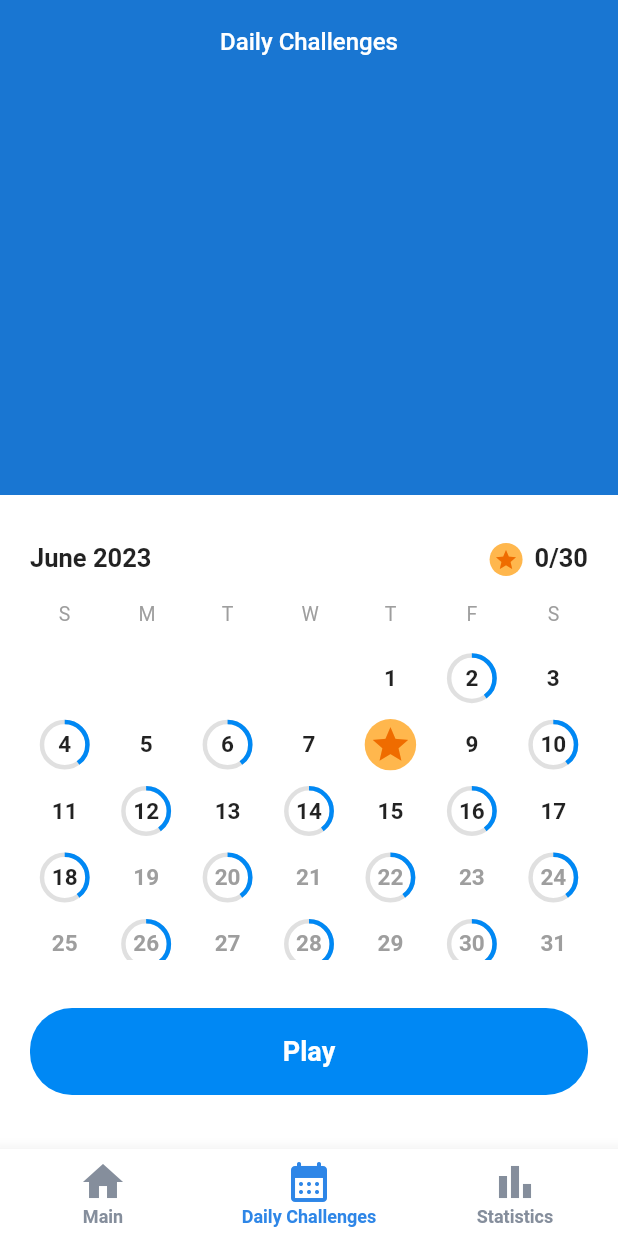
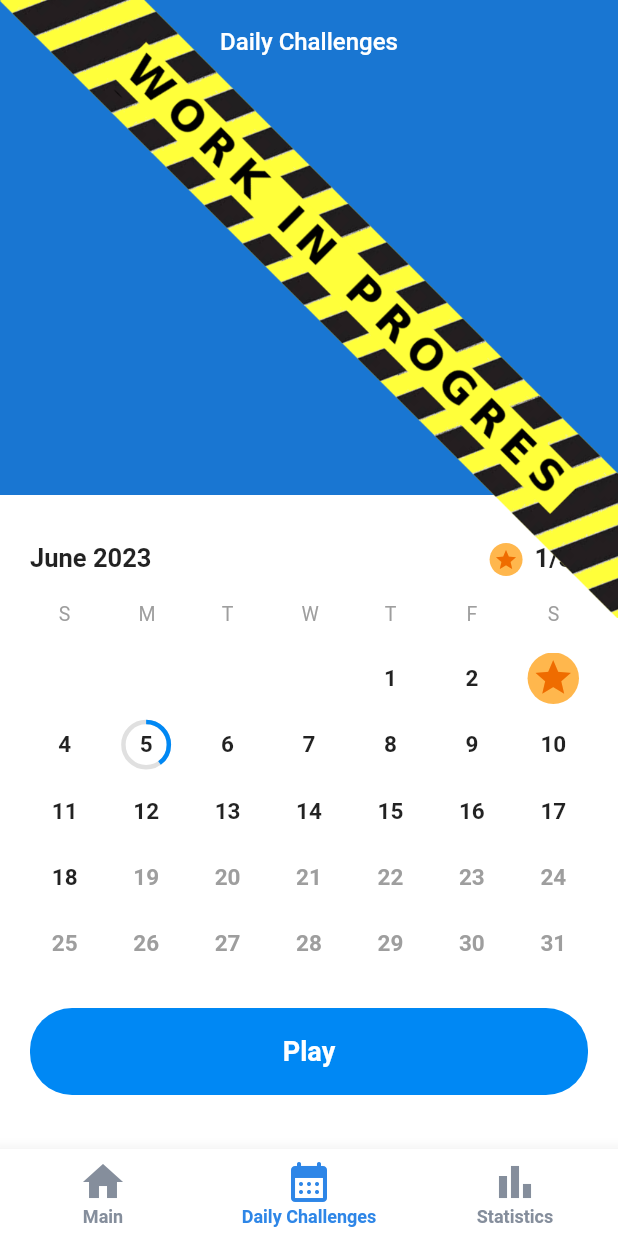
Before and after one commit to recepsenoglu/Flutter_Sudoku, a Flutter app: the screen it shows after launch, item 2 of the bottom bar chosen, on a phone screen of 412 x 824 dp. Run offline on Flutter 3.47's test engine with Material 2 defaults, Android fonts, the phone set to English and light mode, and no system bars; our stand-ins replace shared_preferences.

Commit message:
little touches

```diff
--- a/lib/screens/daily_challenges_screen/daily_challenges_screen.dart
+++ b/lib/screens/daily_challenges_screen/daily_challenges_screen.dart
@@ -20,12 +20,17 @@ class DailyChallengesScreen extends StatelessWidget {
         builder: (context, provider, _) {
           return Scaffold(
             backgroundColor: AppColors.dailyChallengesScreenBg,
-            body: Column(
+            body: Stack(
               children: [
-                const TopBlueBox(),
-                CalendarWidget(provider: provider),
-                PlayButton(onPressed: provider.play),
-                const SizedBox(height: 36),
+                Column(
+                  children: [
+                    const TopBlueBox(),
+                    CalendarWidget(provider: provider),
+                    PlayButton(onPressed: provider.play),
+                    const SizedBox(height: 36),
+                  ],
+                ),
+                Image.asset('assets/images/inProgress.png'),
               ],
             ),
           );
@@ -85,7 +90,7 @@ class CalendarWidget extends StatelessWidget {
                 const StarBadgeWidget(),
                 const SizedBox(width: 8),
                 Text(
-                  '0/30',
+                  '1/30',
                   style: AppTextStyles.calendarDateTitle,
                 ),
               ],
@@ -124,8 +129,8 @@ class CalendarWidget extends StatelessWidget {
                     final int day = index - firstDayOfMonth + 1;
                     final bool isFuture = day > now.day;
                     final bool isCurrentMonth = index >= firstDayOfMonth;
-                    final bool isCompleted = day == 8;
-                    final bool isStarted = isCurrentMonth && day % 2 == 0;
+                    final bool isCompleted = isCurrentMonth && day == 3;
+                    final bool isStarted = isCurrentMonth && day == 5;
                     final bool isSelected =
                         isCurrentMonth && provider.selectedDay == day;
 
--- a/lib/screens/statistics_screen/statistics_screen.dart
+++ b/lib/screens/statistics_screen/statistics_screen.dart
@@ -206,12 +206,14 @@ class StatisticCard extends StatelessWidget {
 
 class ComparisonBox extends StatelessWidget {
   const ComparisonBox({
+    required this.positive,
     super.key,
   });
 
+  final bool positive;
+
   @override
   Widget build(BuildContext context) {
-    bool positive = true;
     IconData arrowIcon = positive ? Icons.arrow_drop_up : Icons.arrow_drop_down;
 
     return Container(
--- a/pubspec.yaml
+++ b/pubspec.yaml
@@ -61,8 +61,8 @@ flutter:
   uses-material-design: true
 
   # To add assets to your application, add an assets section, like this:
-  # assets:
-  #   - images/a_dot_burr.jpeg
+  assets:
+    - assets/images/
   #   - images/a_dot_ham.jpeg
 
   # An image asset can refer to one or more resolution-specific "variants", see
```
Also changed, not shown: lib/screens/game_screen/game_screen_provider.dart (+9 -0 lines), lib/screens/main_screen/main_screen.dart (+11 -0 lines), lib/screens/win_screen/win_screen.dart (+6 -9 lines), assets/images/inProgress.png (added), 1 other file.
